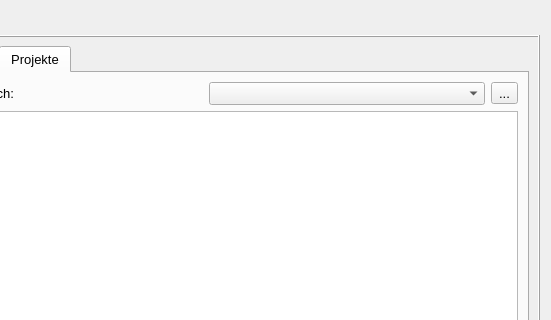
The window that formskills.ui (fasa1964/fshkkap) describes before a commit, drawn with Qt 5; both pictures show x 749 to 1300 and y 0 to 320 of the 1300 by 710 pixel window.
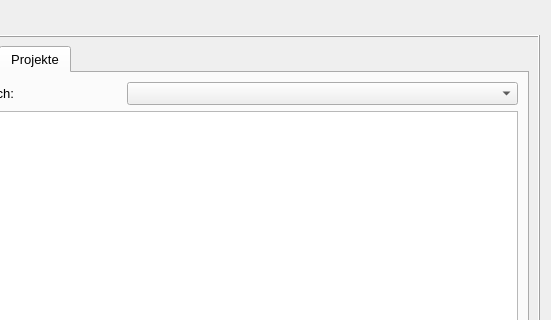
The same window after the commit. The open tabs and pages were chosen to show the change.

Commit message: Delete buttons with no function.

The edit to the form file:
```diff
--- a/formskills.ui
+++ b/formskills.ui
@@ -736,13 +736,6 @@
           <string>Projekte</string>
          </attribute>
          <layout class="QGridLayout" name="gridLayout_2">
-          <item row="0" column="1">
-           <widget class="QComboBox" name="sortKennunBox">
-            <property name="toolTip">
-             <string>&lt;html&gt;&lt;head/&gt;&lt;body&gt;&lt;p&gt;Sortierung nach Kennung.&lt;/p&gt;&lt;/body&gt;&lt;/html&gt;</string>
-            </property>
-           </widget>
-          </item>
           <item row="0" column="0">
            <widget class="QLabel" name="label_8">
             <property name="text">
@@ -750,13 +743,6 @@
             </property>
            </widget>
           </item>
-          <item row="0" column="2">
-           <widget class="QToolButton" name="dragDropButton">
-            <property name="text">
-             <string>...</string>
-            </property>
-           </widget>
-          </item>
           <item row="1" column="0" colspan="3">
            <widget class="QTableWidget" name="projektTable">
             <property name="mouseTracking">
@@ -767,6 +753,13 @@
             </property>
            </widget>
           </item>
+          <item row="0" column="1" colspan="2">
+           <widget class="QComboBox" name="sortKennunBox">
+            <property name="toolTip">
+             <string>&lt;html&gt;&lt;head/&gt;&lt;body&gt;&lt;p&gt;Sortierung nach Kennung.&lt;/p&gt;&lt;/body&gt;&lt;/html&gt;</string>
+            </property>
+           </widget>
+          </item>
          </layout>
         </widget>
        </widget>
```
Left out of the diff: 2 changed lines with no effect on the pictures. The commit also changes 1 other file.
